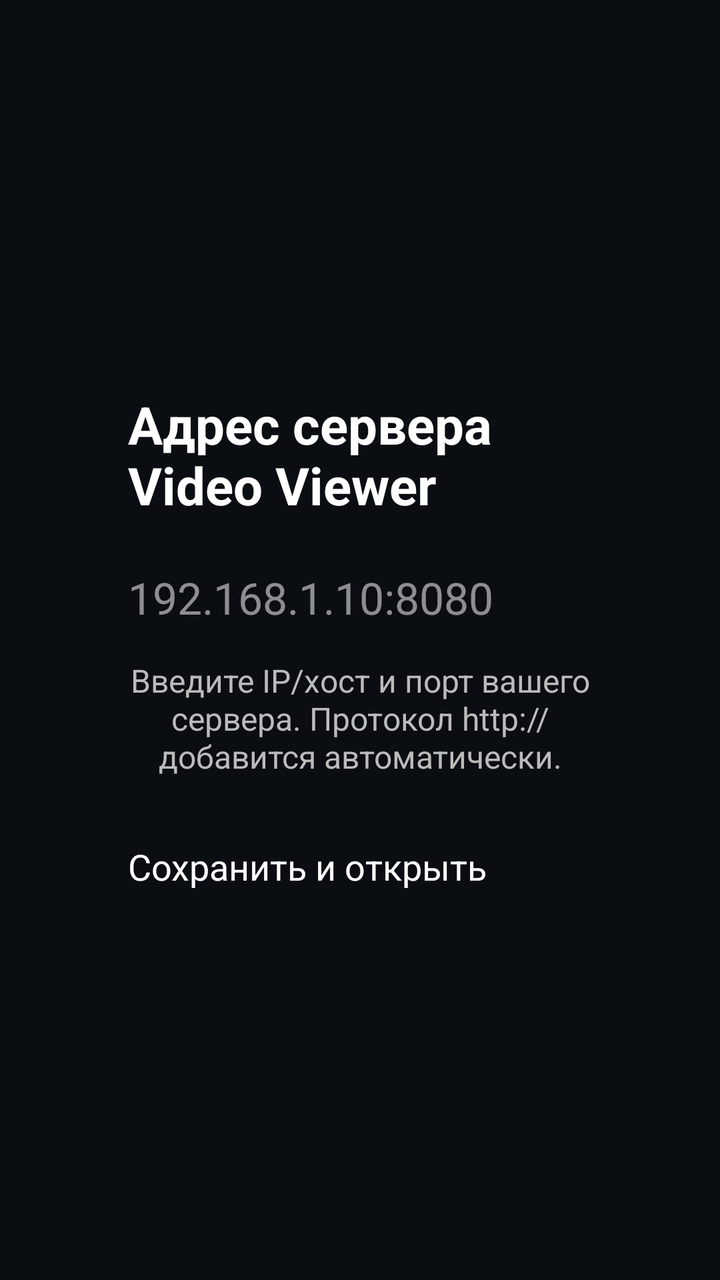
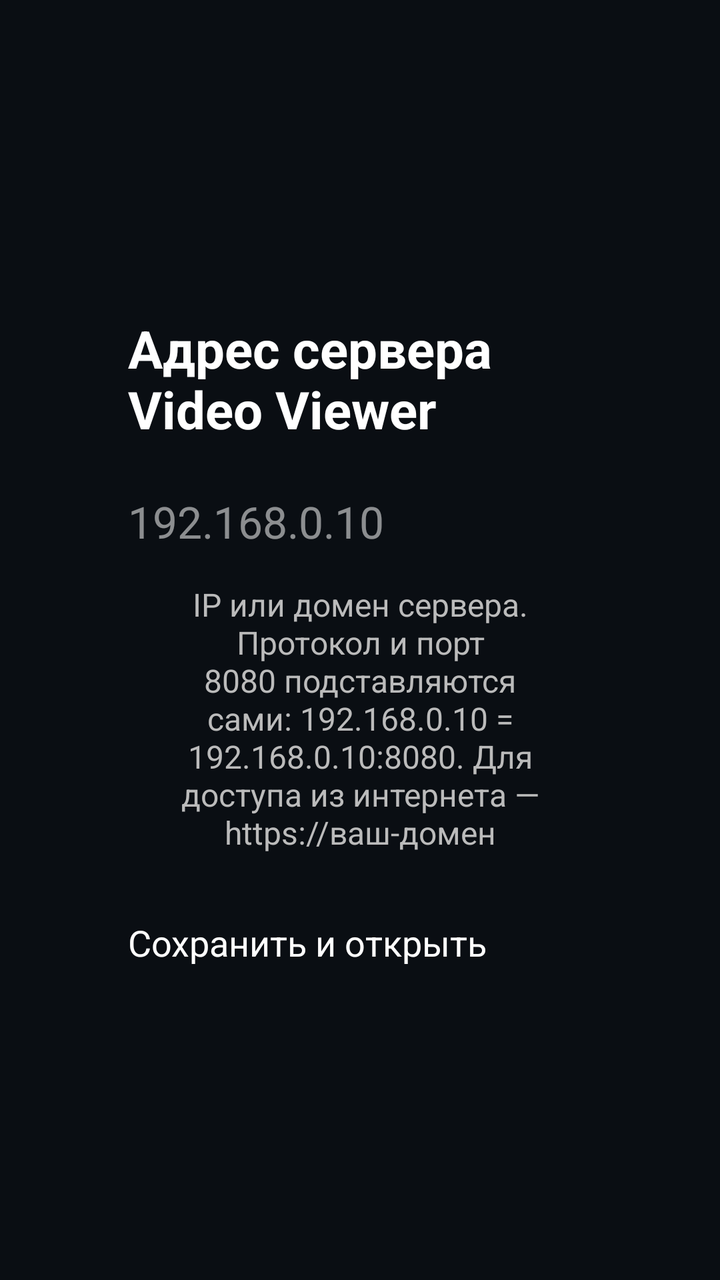

The first picture is an Android layout as it rendered before a commit; the second is the same layout after the commit. The layout source and the unified diff follow.
<!-- AndroidManifest.xml: application theme AppTheme -->
<!-- res/layout/activity_settings.xml -->
<?xml version="1.0" encoding="utf-8"?>
<LinearLayout xmlns:android="http://schemas.android.com/apk/res/android"
    android:layout_width="match_parent"
    android:layout_height="match_parent"
    android:background="#0A0E13"
    android:gravity="center"
    android:orientation="vertical"
    android:padding="64dp">

    <TextView
        android:layout_width="wrap_content"
        android:layout_height="wrap_content"
        android:text="Адрес сервера Video Viewer"
        android:textColor="#FFFFFF"
        android:textSize="26sp"
        android:textStyle="bold" />

    <EditText
        android:id="@+id/serverInput"
        android:layout_width="match_parent"
        android:layout_height="wrap_content"
        android:layout_marginTop="24dp"
        android:hint="192.168.1.10:8080"
        android:imeOptions="actionDone"
        android:inputType="textUri"
        android:selectAllOnFocus="true"
        android:textColor="#FFFFFF"
        android:textColorHint="#88FFFFFF"
        android:textSize="22sp" />

    <TextView
        android:id="@+id/settingsHint"
        android:layout_width="wrap_content"
        android:layout_height="wrap_content"
        android:layout_marginTop="16dp"
        android:gravity="center"
        android:text="Введите IP/хост и порт вашего сервера. Протокол http:// добавится автоматически."
        android:textColor="#BBBBBB"
        android:textSize="16sp" />

    <Button
        android:id="@+id/btnSave"
        android:layout_width="wrap_content"
        android:layout_height="wrap_content"
        android:layout_marginTop="32dp"
        android:minWidth="240dp"
        android:text="Сохранить и открыть"
        android:textSize="18sp" />
</LinearLayout>
<!-- resources referenced by this layout -->
<resources>
  <style name="AppTheme" parent="android:Theme.Material.NoActionBar.Fullscreen">
          <item name="android:windowBackground">@android:color/black</item>
          <item name="android:colorAccent">#3EC2FF</item>
      </style>
</resources>

<!-- the commit's change to res/layout/activity_settings.xml (unified diff, before → after) -->
@@ -20,7 +20,7 @@
         android:layout_width="match_parent"
         android:layout_height="wrap_content"
         android:layout_marginTop="24dp"
-        android:hint="192.168.1.10:8080"
+        android:hint="192.168.0.10"
         android:imeOptions="actionDone"
         android:inputType="textUri"
         android:selectAllOnFocus="true"
@@ -34,7 +34,7 @@
         android:layout_height="wrap_content"
         android:layout_marginTop="16dp"
         android:gravity="center"
-        android:text="Введите IP/хост и порт вашего сервера. Протокол http:// добавится автоматически."
+        android:text="IP или домен сервера. Протокол и порт 8080 подставляются сами: 192.168.0.10 = 192.168.0.10:8080. Для доступа из интернета — https://ваш-домен"
         android:textColor="#BBBBBB"
         android:textSize="16sp" />
 
